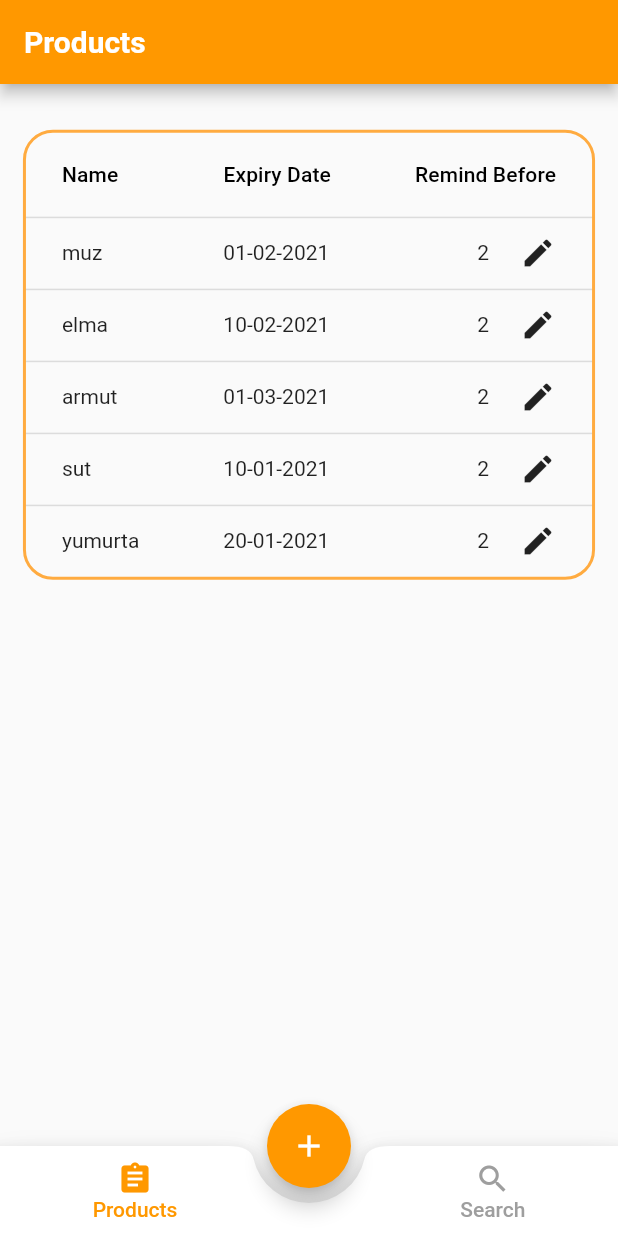
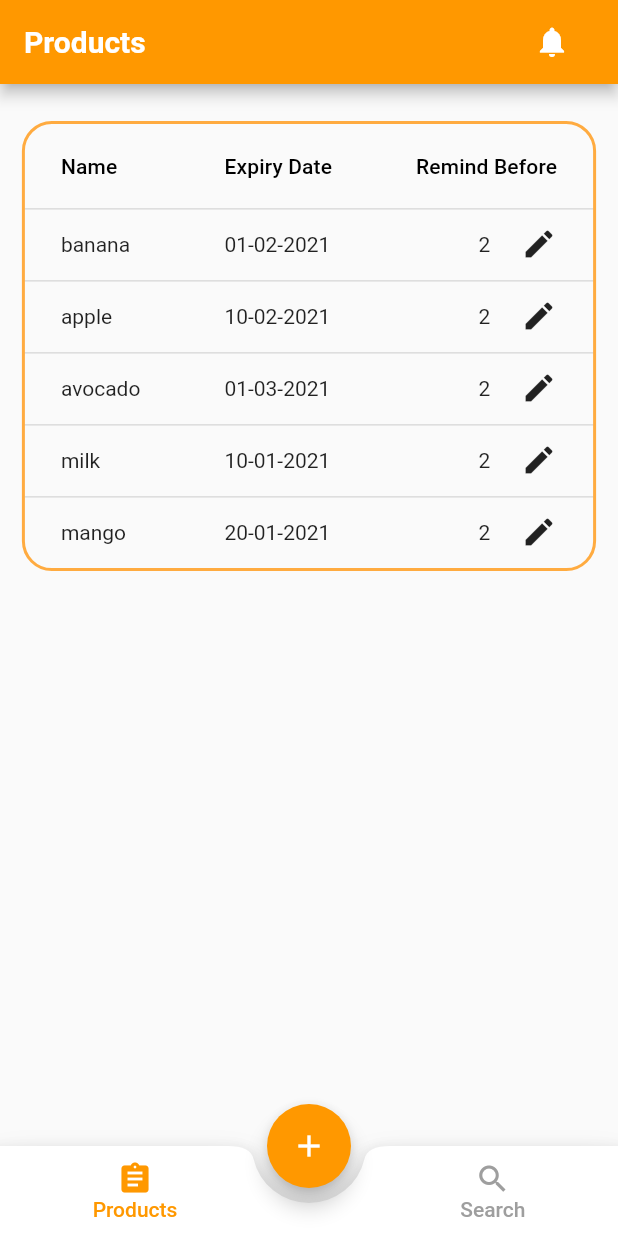
Before and after one commit to null-p01ntr/SKT-Recipe_Recommender, a Flutter app: the screen it shows after launch, on a phone screen of 412 x 824 dp. Run offline on Flutter 3.47's test engine with Material 2 defaults, Android fonts, the phone set to English and light mode, and no system bars; our stand-ins replace date_field, sizer.

Commit message:
notifications added and new UI features

```diff
--- a/database.json
+++ b/database.json
@@ -1,11 +1,11 @@
 {
 	"name": {
-		"0": "elma",
-		"1": "muz",
-		"2": "armut",
-		"3": "sut",
-		"4": "yogurt",
-		"5": "banana",
+		"0": "apple",
+		"1": "banana",
+		"2": "pear",
+		"3": "milk",
+		"4": "yoghurt",
+		"5": "avocado",
 		"6": "pineapple",
 		"7": "mango"
 	},
--- a/notifications.txt
+++ b/notifications.txt
@@ -1 +1,6 @@
-mango is about expire, heres some recepies you can use:
+apple banana mango is about expire, heres some recepies you can use:
+https://www.yummly.com/recipes/apple-mango-and-banana-smoothie
+https://www.emilieeats.com/banana-mango-avocado-green-smoothie/
+https://meaningfuleats.com/green-smoothie-week-mango-avocado-smoothie/
+https://www.familyfreshmeals.com/2014/06/avocado-mango-smoothie.html
+https://cookpad.com/ng/search/avocado%20mango%20and%20banana%20smoothie
--- a/skt_ui/lib/pages/products.dart
+++ b/skt_ui/lib/pages/products.dart
@@ -14,11 +14,11 @@ class ProductClass {
   ProductClass({this.name, this.date, this.remind});
   static List<ProductClass> getProducts() {
     return <ProductClass>[
-      ProductClass(name: 'muz', date: '01-02-2021', remind: 2),
-      ProductClass(name: 'elma', date: '10-02-2021', remind: 2),
-      ProductClass(name: 'armut', date: '01-03-2021', remind: 2),
-      ProductClass(name: 'sut', date: '10-01-2021', remind: 2),
-      ProductClass(name: 'yumurta', date: '20-01-2021', remind: 2)
+      ProductClass(name: 'banana', date: '01-02-2021', remind: 2),
+      ProductClass(name: 'apple', date: '10-02-2021', remind: 2),
+      ProductClass(name: 'avocado', date: '01-03-2021', remind: 2),
+      ProductClass(name: 'milk', date: '10-01-2021', remind: 2),
+      ProductClass(name: 'mango', date: '20-01-2021', remind: 2)
     ];
   }
 }
@@ -81,6 +81,20 @@ class _ProductsState extends State<Products> {
   Widget build(BuildContext context) {
     return Scaffold(
       appBar: AppBar(
+        actions: [
+          MaterialButton(
+            child: Icon(
+              Icons.notifications,
+              color: Colors.white,
+            ),
+            onPressed: () {
+              Navigator.push(
+                context,
+                SlideRoute(page: Notifications(), offset: Offset(1, 0)),
+              );
+            },
+          ),
+        ],
         title: Text(
           'Products',
           style: textStyle,
@@ -88,8 +102,8 @@ class _ProductsState extends State<Products> {
       ),
       body: Column(
         children: <Widget>[
+          emptySpace,
           Center(
-            heightFactor: 0.146.h,
             child: Container(
               decoration: BoxDecoration(
                 border: Border.all(
--- a/skt_ui/pubspec.yaml
+++ b/skt_ui/pubspec.yaml
@@ -25,6 +25,7 @@ dependencies:
     sdk: flutter
   sizer: ^1.1.8
   google_fonts: ^1.1.1
+  date_field: ^0.3.3
   # The following adds the Cupertino Icons font to your application.
   # Use with the CupertinoIcons class for iOS style icons.
   cupertino_icons: ^1.0.0
```
Also changed, not shown: skt_ui/lib/pages/home.dart (+151 -17 lines), skt_ui/lib/pages/search.dart (+15 -1 lines), skt_ui/pubspec.lock, 3 other files.
